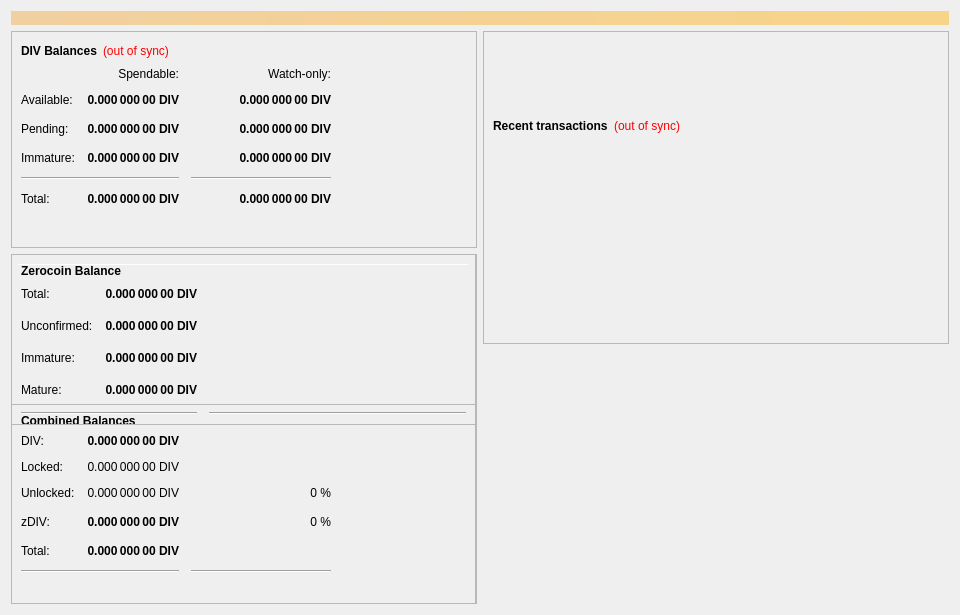
The window that divi/src/qt/forms/overviewpage.ui (DiviProject/Divi) describes before a commit, drawn with Qt 5.
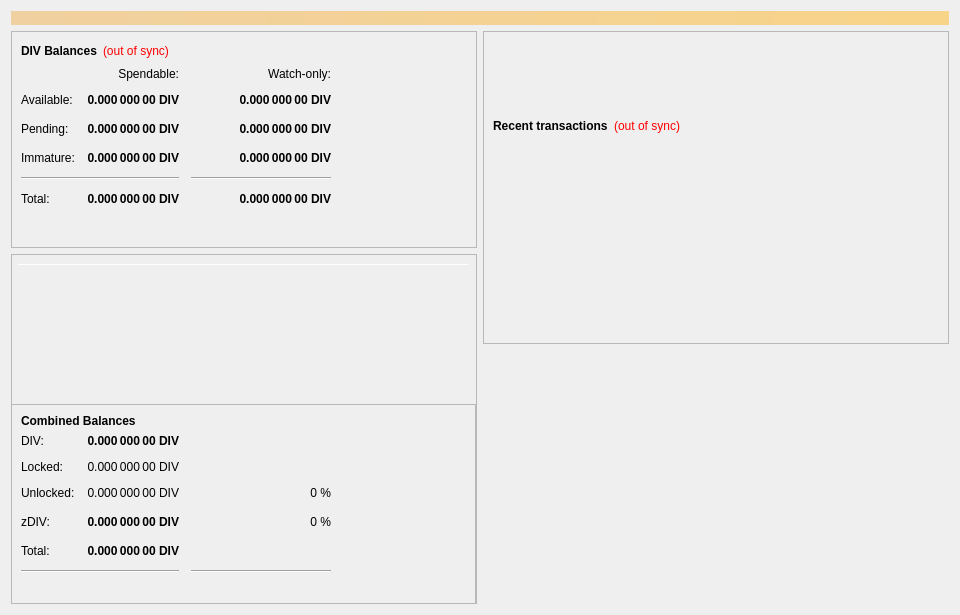
The same window after the commit.

The edit to the form file:
```diff
--- a/divi/src/qt/forms/overviewpage.ui
+++ b/divi/src/qt/forms/overviewpage.ui
@@ -1157,260 +1157,6 @@
            </item>
           </layout>
          </widget>
-         <widget class="QFrame" name="frame_4">
-          <property name="geometry">
-           <rect>
-            <x>0</x>
-            <y>0</y>
-            <width>465</width>
-            <height>171</height>
-           </rect>
-          </property>
-          <property name="frameShape">
-           <enum>QFrame::StyledPanel</enum>
-          </property>
-          <property name="frameShadow">
-           <enum>QFrame::Raised</enum>
-          </property>
-          <layout class="QVBoxLayout" name="verticalLayout_7">
-           <item>
-            <layout class="QHBoxLayout" name="horizontalLayout_8" stretch="0">
-             <item>
-              <widget class="QLabel" name="label_5z_3">
-               <property name="maximumSize">
-                <size>
-                 <width>16777215</width>
-                 <height>20</height>
-                </size>
-               </property>
-               <property name="font">
-                <font>
-                 <weight>75</weight>
-                 <bold>true</bold>
-                </font>
-               </property>
-               <property name="text">
-                <string>Zerocoin Balance</string>
-               </property>
-              </widget>
-             </item>
-            </layout>
-           </item>
-           <item>
-            <layout class="QGridLayout" name="gridLayout_5">
-             <property name="spacing">
-              <number>12</number>
-             </property>
-             <item row="4" column="0">
-              <widget class="QLabel" name="labelzBalanceMatureText">
-               <property name="toolTip">
-                <string>Mature: more than 20 confirmation and more than 3 mints of the same denomination after it was minted.
-These zDIV are spendable.</string>
-               </property>
-               <property name="text">
-                <string>Mature:</string>
-               </property>
-              </widget>
-             </item>
-             <item row="5" column="0" colspan="2">
-              <widget class="Line" name="lineSpendableBalance_5">
-               <property name="orientation">
-                <enum>Qt::Horizontal</enum>
-               </property>
-              </widget>
-             </item>
-             <item row="1" column="1">
-              <widget class="QLabel" name="labelzBalance">
-               <property name="font">
-                <font>
-                 <weight>75</weight>
-                 <bold>true</bold>
-                </font>
-               </property>
-               <property name="cursor">
-                <cursorShape>IBeamCursor</cursorShape>
-               </property>
-               <property name="toolTip">
-                <string>All available zDIV, unconfirmed and immature zDIV included.</string>
-               </property>
-               <property name="text">
-                <string notr="true">0.000 000 00 DIV</string>
-               </property>
-               <property name="alignment">
-                <set>Qt::AlignRight|Qt::AlignTrailing|Qt::AlignVCenter</set>
-               </property>
-               <property name="textInteractionFlags">
-                <set>Qt::LinksAccessibleByMouse|Qt::TextSelectableByKeyboard|Qt::TextSelectableByMouse</set>
-               </property>
-              </widget>
-             </item>
-             <item row="5" column="2">
-              <widget class="Line" name="lineWatchBalance_5">
-               <property name="sizePolicy">
-                <sizepolicy hsizetype="Preferred" vsizetype="Fixed">
-                 <horstretch>0</horstretch>
-                 <verstretch>0</verstretch>
-                </sizepolicy>
-               </property>
-               <property name="minimumSize">
-                <size>
-                 <width>140</width>
-                 <height>0</height>
-                </size>
-               </property>
-               <property name="orientation">
-                <enum>Qt::Horizontal</enum>
-               </property>
-              </widget>
-             </item>
-             <item row="1" column="0">
-              <widget class="QLabel" name="labelzBalanceText">
-               <property name="toolTip">
-                <string>All available zDIV, unconfirmed and immature zDIV included.</string>
-               </property>
-               <property name="text">
-                <string>Total:</string>
-               </property>
-              </widget>
-             </item>
-             <item row="1" column="2">
-              <spacer name="horizontalSpacer_8">
-               <property name="orientation">
-                <enum>Qt::Horizontal</enum>
-               </property>
-               <property name="sizeHint" stdset="0">
-                <size>
-                 <width>40</width>
-                 <height>20</height>
-                </size>
-               </property>
-              </spacer>
-             </item>
-             <item row="4" column="2">
-              <spacer name="horizontalSpacer_4">
-               <property name="orientation">
-                <enum>Qt::Horizontal</enum>
-               </property>
-               <property name="sizeHint" stdset="0">
-                <size>
-                 <width>40</width>
-                 <height>20</height>
-                </size>
-               </property>
-              </spacer>
-             </item>
-             <item row="4" column="1">
-              <widget class="QLabel" name="labelzBalanceMature">
-               <property name="font">
-                <font>
-                 <weight>75</weight>
-                 <bold>true</bold>
-                </font>
-               </property>
-               <property name="toolTip">
-                <string>Mature: more than 20 confirmation and more than 3 mints of the same denomination after it was minted.
-These zDIV are spendable.</string>
-               </property>
-               <property name="text">
-                <string>0.000 000 00 DIV</string>
-               </property>
-               <property name="alignment">
-                <set>Qt::AlignRight|Qt::AlignTrailing|Qt::AlignVCenter</set>
-               </property>
-              </widget>
-             </item>
-             <item row="2" column="0">
-              <widget class="QLabel" name="labelzBalanceUnconfirmedText">
-               <property name="toolTip">
-                <string>Unconfirmed: less than 20 confirmations
-Immature: confirmed, but less than 3 mints of the same denomination after it was minted</string>
-               </property>
-               <property name="text">
-                <string>Unconfirmed:</string>
-               </property>
-              </widget>
-             </item>
-             <item row="2" column="1">
-              <widget class="QLabel" name="labelzBalanceUnconfirmed">
-               <property name="font">
-                <font>
-                 <weight>75</weight>
-                 <bold>true</bold>
-                </font>
-               </property>
-               <property name="toolTip">
-                <string>Unconfirmed: less than 20 confirmations
-Immature: confirmed, but less than 3 mints of the same denomination after it was minted</string>
-               </property>
-               <property name="text">
-                <string>0.000 000 00 DIV</string>
-               </property>
-               <property name="alignment">
-                <set>Qt::AlignRight|Qt::AlignTrailing|Qt::AlignVCenter</set>
-               </property>
-              </widget>
-             </item>
-             <item row="2" column="2">
-              <spacer name="horizontalSpacer_5">
-               <property name="orientation">
-                <enum>Qt::Horizontal</enum>
-               </property>
-               <property name="sizeHint" stdset="0">
-                <size>
-                 <width>40</width>
-                 <height>20</height>
-                </size>
-               </property>
-              </spacer>
-             </item>
-             <item row="3" column="0">
-              <widget class="QLabel" name="labelzBalanceImmatureText">
-               <property name="toolTip">
-                <string>Unconfirmed: less than 20 confirmations
-Immature: confirmed, but less than 3 mints of the same denomination after it was minted</string>
-               </property>
-               <property name="text">
-                <string>Immature:</string>
-               </property>
-              </widget>
-             </item>
-             <item row="3" column="1">
-              <widget class="QLabel" name="labelzBalanceImmature">
-               <property name="font">
-                <font>
-                 <weight>75</weight>
-                 <bold>true</bold>
-                </font>
-               </property>
-               <property name="toolTip">
-                <string>Unconfirmed: less than 20 confirmations
-Immature: confirmed, but less than 3 mints of the same denomination after it was minted</string>
-               </property>
-               <property name="text">
-                <string>0.000 000 00 DIV</string>
-               </property>
-               <property name="alignment">
-                <set>Qt::AlignRight|Qt::AlignTrailing|Qt::AlignVCenter</set>
-               </property>
-              </widget>
-             </item>
-             <item row="3" column="2">
-              <spacer name="horizontalSpacer_7">
-               <property name="orientation">
-                <enum>Qt::Horizontal</enum>
-               </property>
-               <property name="sizeHint" stdset="0">
-                <size>
-                 <width>40</width>
-                 <height>20</height>
-                </size>
-               </property>
-              </spacer>
-             </item>
-            </layout>
-           </item>
-          </layout>
-         </widget>
         </widget>
        </item>
       </layout>
```
